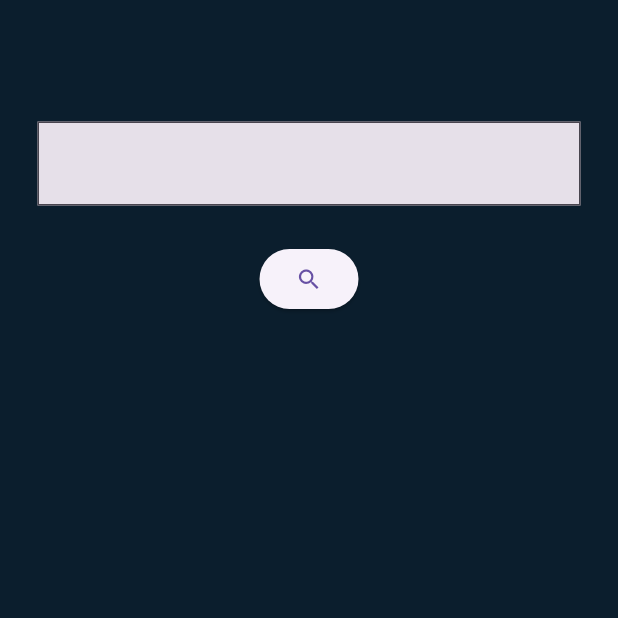
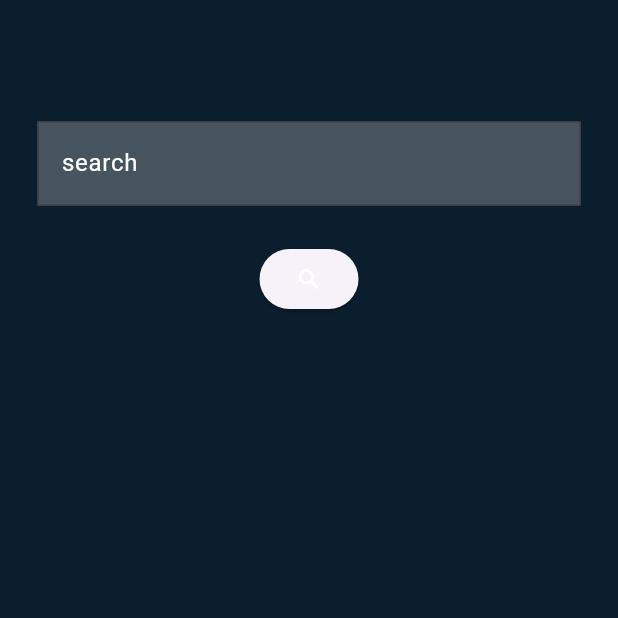
Before and after one commit to nurbek73/test_movie_app, a Flutter app: the screen it shows after launch, on a phone screen of 412 x 824 dp, the top half of it. Run offline on Flutter 3.47's test engine with Material 3 defaults, Android fonts, the phone set to English and light mode, and no system bars; our stand-ins replace dio.

Commit message:
fix bags

```diff
--- a/lib/theme/app_color.dart
+++ b/lib/theme/app_color.dart
@@ -3,7 +3,7 @@ import 'dart:ui';
 import 'package:flutter/material.dart';
 
 abstract class AppColors {
-  static const Color textFieldColor = Color(0xff152A3A);
+  static const Color textFieldColor = Colors.white24;
   static const Color bgColor = Color(0xff0B1E2D);
   static const Color textColor = Colors.white;
 }
--- a/lib/ui/home_page.dart
+++ b/lib/ui/home_page.dart
@@ -23,13 +23,13 @@ class HomePage extends StatelessWidget {
           child:
               Column(crossAxisAlignment: CrossAxisAlignment.center, children: [
             TextField(
-              style: TextStyle(color: Colors.blueAccent),
+              style: const TextStyle(color: AppColors.textColor),
               controller: controller,
               decoration: const InputDecoration(
                 filled: true,
-                // fillColor: AppColors.TextFieldColor,
-                hintText: '',
-                hintStyle: TextStyle(color: Colors.white),
+                fillColor: AppColors.textFieldColor,
+                hintText: 'search',
+                hintStyle: TextStyle(color: AppColors.textColor),
                 border: OutlineInputBorder(
                   borderRadius: BorderRadius.horizontal(),
                 ),
@@ -42,7 +42,10 @@ class HomePage extends StatelessWidget {
                 onPressed: () {
                   context.read<MovieProvider>().getMovie(controller.text);
                 },
-                child: const Icon(Icons.search)),
+                child: const Icon(
+                  Icons.search,
+                  color: AppColors.textColor,
+                )),
             const SizedBox(
               height: 25,
             ),
```
